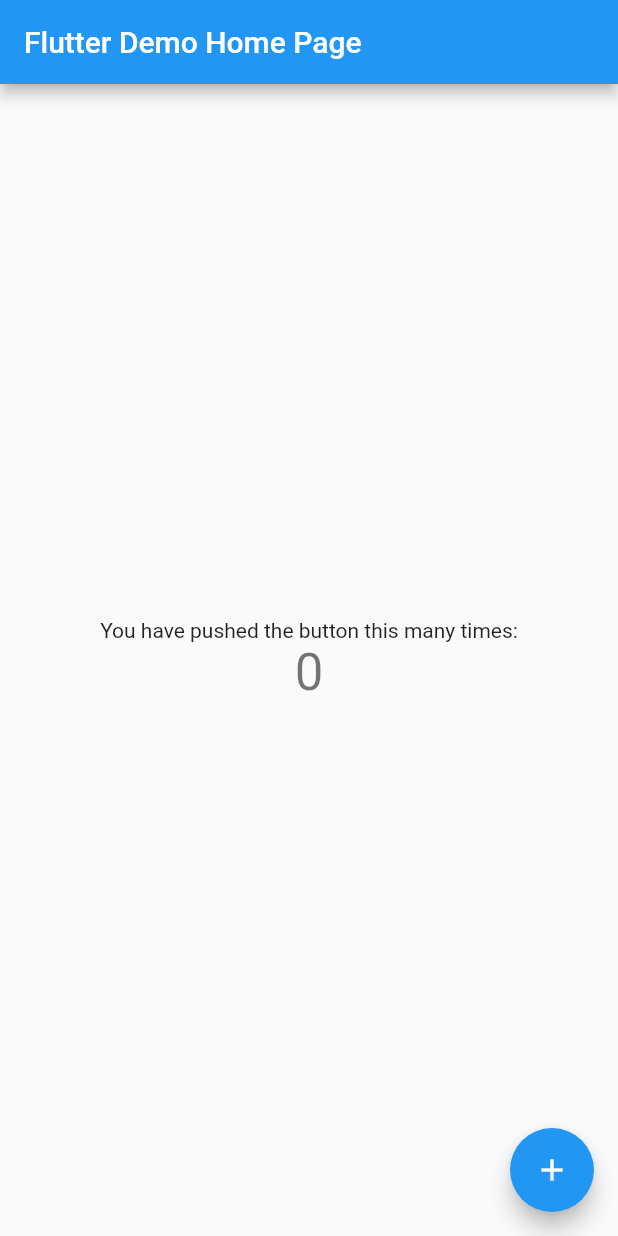
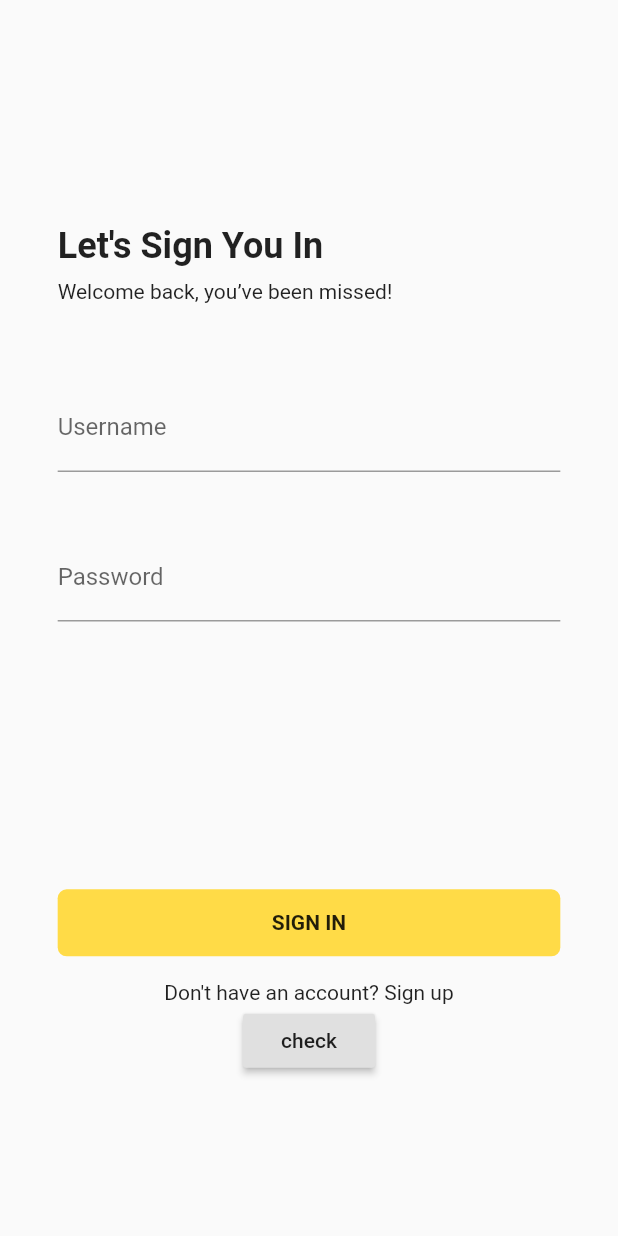
Before and after one commit to PRINCEISAH/restaurant-finder, a Flutter app: the screen it shows after launch, on a phone screen of 412 x 824 dp. Run offline on Flutter 3.47's test engine with Material 2 defaults, Android fonts, the phone set to English and light mode, and no system bars; our stand-ins replace firebase_auth, firebase_core; accounts and stored records are empty.

Commit message:
firebase and login screen

```diff
--- /dev/null
+++ b/lib/Database/Authentication/authentication.dart
@@ -0,0 +1,28 @@
+
+import 'package:firebase_auth/firebase_auth.dart';
+
+class Authentication {
+  final FirebaseAuth _auth = FirebaseAuth.instance;
+
+  SignInWithEmail({String email, String password}) async {
+    final SignIn = await _auth.signInWithEmailAndPassword(
+        email: email, password: password);
+
+    final User user = SignIn.user;
+
+    return SignIn;
+  }
+
+  Register_With_Email_password({String email, String password}) async {
+    final Register = await _auth.createUserWithEmailAndPassword(
+        email: email, password: password);
+  }
+
+  Stream<User> userstream() {
+    return _auth.authStateChanges();
+  }
+
+  Logout() async {
+    await _auth.signOut();
+  }
+}
--- /dev/null
+++ b/lib/Screen/login/LoginScreen.dart
@@ -0,0 +1,118 @@
+import 'package:firebase_auth/firebase_auth.dart';
+import 'package:flutter/material.dart';
+import 'package:restaurant/Database/Authentication/authentication.dart';
+import 'package:restaurant/Screen/login/Register.dart';
+import 'package:restaurant/SizeConfiguration/SizeConfig.dart';
+
+class LoginScreen extends StatelessWidget {
+  TextEditingController emailController = TextEditingController();
+  TextEditingController passwordController = TextEditingController();
+
+  @override
+  Widget build(BuildContext context) {
+    SizeConfig().init(context);
+    return Scaffold(
+      body: Form(
+        child: SingleChildScrollView(
+          child: Container(
+            height: SizeConfig.screenheight,
+            width: SizeConfig.screenWidth,
+            child: Column(
+              children: [
+                SizedBox(
+                  height: GetHeight(148),
+                ),
+                Padding(
+                  padding: const EdgeInsets.symmetric(horizontal: 35),
+                  child: Container(
+                      height: GetHeight(64),
+                      width: GetWidth(305),
+                      child: Column(
+                        crossAxisAlignment: CrossAxisAlignment.start,
+                        children: [
+                          Text(
+                            "Let's Sign You In",
+                            style: TextStyle(
+                                fontSize: 24, fontWeight: FontWeight.w700),
+                          ),
+                          SizedBox(
+                            height: GetHeight(8),
+                          ),
+                          Text("Welcome back, you’ve been missed!")
+                        ],
+                      )),
+                ),
+                SizedBox(
+                  height: GetHeight(40),
+                ),
+                SizedBox(
+                  width: GetWidth(305),
+                  child: TextFormField(
+                    controller: emailController,
+                    decoration: InputDecoration(labelText: "Username"),
+                  ),
+                ),
+                SizedBox(
+                  height: GetHeight(40),
+                ),
+                SizedBox(
+                  width: GetWidth(305),
+                  child: TextFormField(
+                    controller: passwordController,
+                    obscureText: true,
+                    decoration: InputDecoration(labelText: 'Password'),
+                  ),
+                ),
+                SizedBox(
+                  height: GetHeight(176),
+                ),
+                InkWell(
+                  onTap: () async {
+                    print("checking cred");
+                    try {
+                      final userreg = await Authentication().SignInWithEmail(
+                          email: emailController.text,
+                          password: passwordController.text);
+
+                      final User userdetailes = userreg.user;
+                      print("........");
+                      print("${userdetailes.uid}");
+                    } catch (e) {
+                      print(e);
+                    }
+                  },
+                  child: Container(
+                    height: GetHeight(44),
+                    width: GetWidth(305),
+                    decoration: BoxDecoration(
+                        color: Color(0xffFFDB47),
+                        borderRadius: BorderRadius.circular(6)),
+                    child: Center(
+                      child: Text(
+                        'SIGN IN',
+                        style: TextStyle(fontWeight: FontWeight.w700),
+                      ),
+                    ),
+                  ),
+                ),
+                SizedBox(
+                  height: GetHeight(16),
+                ),
+                InkWell(
+                    onTap: () => Navigator.push(
+                        context,
+                        MaterialPageRoute(
+                            builder: (context) => RegisterScreen())),
+                    child: Text("Don't have an account? Sign up")),
+                RaisedButton(
+                  onPressed: () async {},
+                  child: Text("check"),
+                )
+              ],
+            ),
+          ),
+        ),
+      ),
+    );
+  }
+}
--- /dev/null
+++ b/lib/SizeConfiguration/SizeConfig.dart
@@ -0,0 +1,26 @@
+import 'package:flutter/material.dart';
+
+class SizeConfig {
+  static MediaQueryData _mediaqueryData;
+  static double screenheight;
+  static double screenWidth;
+  static double defaultSize;
+  static Orientation orientation;
+
+  void init(BuildContext context) {
+    _mediaqueryData = MediaQuery.of(context);
+    screenheight = _mediaqueryData.size.height;
+    screenWidth = _mediaqueryData.size.width;
+    orientation = _mediaqueryData.orientation;
+  }
+}
+
+double GetHeight(double height) {
+  double screenheight = SizeConfig.screenheight;
+  return (height / 812.0) * screenheight;
+}
+
+double GetWidth(double width) {
+  double screenwidth = SizeConfig.screenWidth;
+  return (width / 375.0) * screenwidth.toDouble();
+}
--- a/lib/main.dart
+++ b/lib/main.dart
@@ -1,6 +1,11 @@
+import 'package:firebase_core/firebase_core.dart';
 import 'package:flutter/material.dart';
+import 'package:restaurant/Screen/HomeScreen.dart';
+import 'package:restaurant/Screen/login/LoginScreen.dart';
 
 void main() {
+  WidgetsFlutterBinding.ensureInitialized();
+  Firebase.initializeApp();
   runApp(MyApp());
 }
 
@@ -26,92 +31,7 @@ class MyApp extends StatelessWidget {
         // closer together (more dense) than on mobile platforms.
         visualDensity: VisualDensity.adaptivePlatformDensity,
       ),
-      home: MyHomePage(title: 'Flutter Demo Home Page'),
+      routes: {'/': (context) => LoginScreen()},
     );
   }
 }
-
-class MyHomePage extends StatefulWidget {
-  MyHomePage({Key key, this.title}) : super(key: key);
-
-  // This widget is the home page of your application. It is stateful, meaning
-  // that it has a State object (defined below) that contains fields that affect
-  // how it looks.
-
-  // This class is the configuration for the state. It holds the values (in this
-  // case the title) provided by the parent (in this case the App widget) and
-  // used by the build method of the State. Fields in a Widget subclass are
-  // always marked "final".
-
-  final String title;
-
-  @override
-  _MyHomePageState createState() => _MyHomePageState();
-}
-
-class _MyHomePageState extends State<MyHomePage> {
-  int _counter = 0;
-
-  void _incrementCounter() {
-    setState(() {
-      // This call to setState tells the Flutter framework that something has
-      // changed in this State, which causes it to rerun the build method below
-      // so that the display can reflect the updated values. If we changed
-      // _counter without calling setState(), then the build method would not be
-      // called again, and so nothing would appear to happen.
-      _counter++;
-    });
-  }
-
-  @override
-  Widget build(BuildContext context) {
-    // This method is rerun every time setState is called, for instance as done
-    // by the _incrementCounter method above.
-    //
-    // The Flutter framework has been optimized to make rerunning build methods
-    // fast, so that you can just rebuild anything that needs updating rather
-    // than having to individually change instances of widgets.
-    return Scaffold(
-      appBar: AppBar(
-        // Here we take the value from the MyHomePage object that was created by
-        // the App.build method, and use it to set our appbar title.
-        title: Text(widget.title),
-      ),
-      body: Center(
-        // Center is a layout widget. It takes a single child and positions it
-        // in the middle of the parent.
-        child: Column(
-          // Column is also a layout widget. It takes a list of children and
-          // arranges them vertically. By default, it sizes itself to fit its
-          // children horizontally, and tries to be as tall as its parent.
-          //
-          // Invoke "debug painting" (press "p" in the console, choose the
-          // "Toggle Debug Paint" action from the Flutter Inspector in Android
-          // Studio, or the "Toggle Debug Paint" command in Visual Studio Code)
-          // to see the wireframe for each widget.
-          //
-          // Column has various properties to control how it sizes itself and
-          // how it positions its children. Here we use mainAxisAlignment to
-          // center the children vertically; the main axis here is the vertical
-          // axis because Columns are vertical (the cross axis would be
-          // horizontal).
-          mainAxisAlignment: MainAxisAlignment.center,
-          children: <Widget>[
-            Text(
-              'You have pushed the button this many times:',
-            ),
-            Text(
-              '$_counter',
-              style: Theme.of(context).textTheme.headline4,
-            ),
-          ],
-        ),
-      ),
-      floatingActionButton: FloatingActionButton(
-        onPressed: _incrementCounter,
-        tooltip: 'Increment',
-        child: Icon(Icons.add),
-      ), // This trailing comma makes auto-formatting nicer for build methods.
-    );
-  }
-}
```
Also changed, not shown: lib/Screen/HomeScreen.dart (added, +8 -0 lines), lib/Screen/login/Register.dart (added, +99 -0 lines), pubspec.yaml (+4 -9 lines), lib/Database/Services/service.dart (added), lib/Screen/SplashScreen.dart (added), lib/Screen/mapview.dart (added), pubspec.lock, 4 other files.
